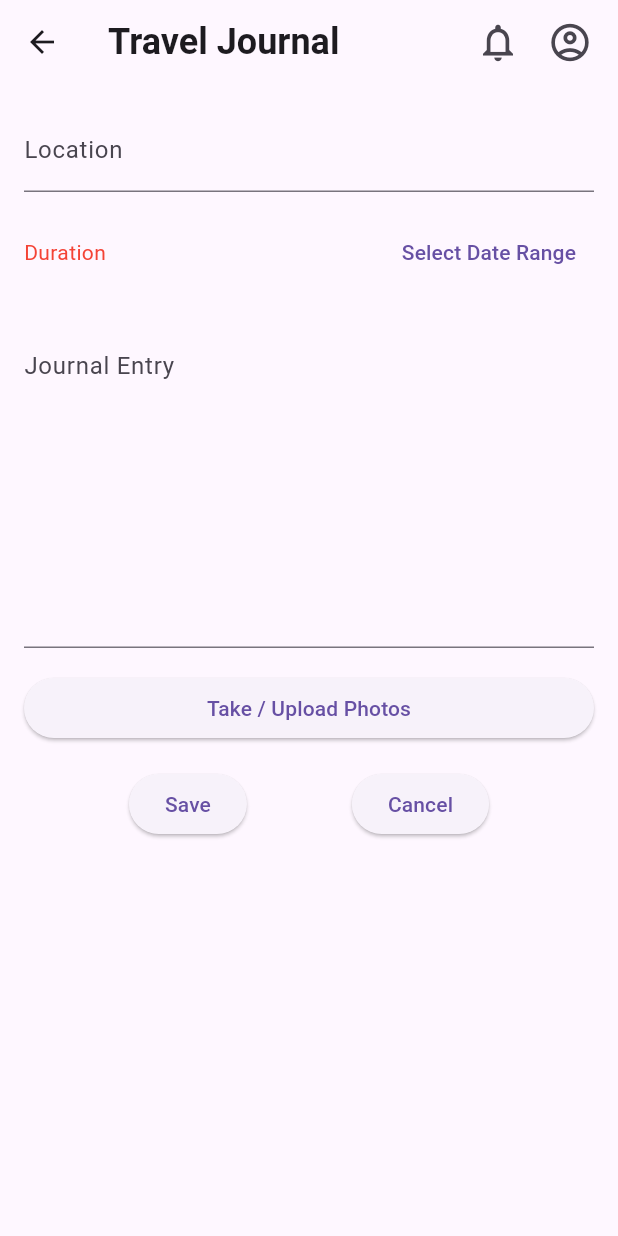
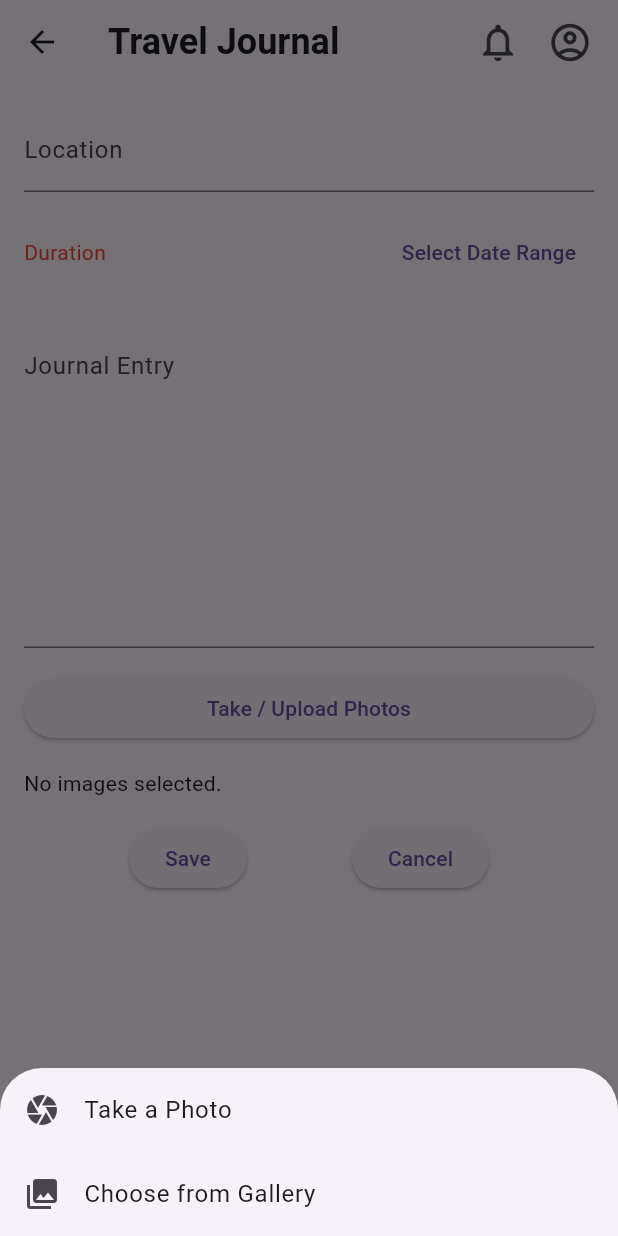
Before and after one commit to Gabrielyng8/travel_journal, a Flutter app: the AddLogScreen screen opened directly, after a tap on "Take / Upload Photos", on a phone screen of 412 x 824 dp. Run offline on Flutter 3.47's test engine with Material 3 defaults, Android fonts, the phone set to English and light mode, and no system bars; our stand-ins replace image_picker; key blocks and very long unbroken strings in the code were emptied for the run.

Commit message:
Add image selection and display functionality in log entry screen

```diff
--- a/lib/add.dart
+++ b/lib/add.dart
@@ -1,4 +1,7 @@
+import 'dart:convert';
+import 'dart:io';
 import 'package:flutter/material.dart';
+import 'package:image_picker/image_picker.dart';
 import 'package:intl/intl.dart';
 import 'package:travel_journal/models/log.dart';
 
@@ -17,6 +20,52 @@ class _AddLogScreenState extends State<AddLogScreen> {
   var _enteredLocation = '';
   var _enteredJournalEntry = '';
   DateTimeRange? _selectedDateRange;
+  final List<String> _base64Images = [];
+
+  final ImagePicker _picker = ImagePicker();
+
+  Future<void> _pickImage(ImageSource source) async {
+    final XFile? pickedFile = await _picker.pickImage(source: source);
+    if (pickedFile != null) {
+      File imageFile = File(pickedFile.path);
+      List<int> imageBytes = await imageFile.readAsBytes();
+      String base64String = base64Encode(imageBytes);
+
+      setState(() {
+        _base64Images.add(base64String);
+      });
+    }
+  }
+
+  void _showImagePickerDialog() {
+    showModalBottomSheet(
+      context: context,
+      builder: (context) {
+        return SafeArea(
+          child: Wrap(
+            children: [
+              ListTile(
+                leading: const Icon(Icons.camera),
+                title: const Text('Take a Photo'),
+                onTap: () {
+                  Navigator.pop(context);
+                  _pickImage(ImageSource.camera);
+                },
+              ),
+              ListTile(
+                leading: const Icon(Icons.photo_library),
+                title: const Text('Choose from Gallery'),
+                onTap: () {
+                  Navigator.pop(context);
+                  _pickImage(ImageSource.gallery);
+                },
+              ),
+            ],
+          ),
+        );
+      },
+    );
+  }
 
   void _submitNewLog() {
     if (_formKey.currentState!.validate()) {
@@ -34,7 +83,7 @@ class _AddLogScreenState extends State<AddLogScreen> {
         description: _enteredJournalEntry,
         location: _enteredLocation,
         date: _selectedDateRange!,
-        images: [], // Placeholder for images
+        images: _base64Images, // Store Base64 images
       );
 
       Navigator.of(context).pop(newLog);
@@ -47,7 +96,7 @@ class _AddLogScreenState extends State<AddLogScreen> {
       firstDate: DateTime(2000),
       lastDate: DateTime(2101),
     );
-    if (picked != null && picked != _selectedDateRange) {
+    if (picked != null) {
       setState(() {
         _selectedDateRange = picked;
       });
@@ -99,9 +148,7 @@ class _AddLogScreenState extends State<AddLogScreen> {
                 children: [
                   Expanded(
                     child: Text(
-                      _selectedDateRange == null
-                          ? 'Duration'
-                          : '${DateFormat('dd/MM').format(_selectedDateRange!.start)} - ${DateFormat('dd/MM').format(_selectedDateRange!.end)}',
+                      _selectedDateRange == null ? 'Duration' : '${DateFormat('dd/MM').format(_selectedDateRange!.start)} - ${DateFormat('dd/MM').format(_selectedDateRange!.end)}',
                       style: TextStyle(
                         color: _selectedDateRange == null ? Colors.red : Colors.black,
                       ),
@@ -133,11 +180,33 @@ class _AddLogScreenState extends State<AddLogScreen> {
               const SizedBox(height: 16),
               ElevatedButton(
                 onPressed: () {
-                  // Handle image upload
+                  _showImagePickerDialog();
                 },
                 child: const Text('Take / Upload Photos'),
               ),
               const SizedBox(height: 16),
+
+              _base64Images.isNotEmpty
+                  ? Wrap(
+                    spacing: 8.0,
+                    runSpacing: 8.0,
+                    children:
+                        _base64Images.map((base64String) {
+                          return Stack(
+                            children: [
+                              Image.memory(
+                                base64Decode(base64String),
+                                width: 100,
+                                height: 100,
+                                fit: BoxFit.cover,
+                              ),
+                            ],
+                          );
+                        }).toList(),
+                  )
+                  : const Text("No images selected."),
+              const SizedBox(height: 16),
+
               Row(
                 mainAxisAlignment: MainAxisAlignment.spaceEvenly,
                 children: [
```
Also changed, not shown: 1 other file.
